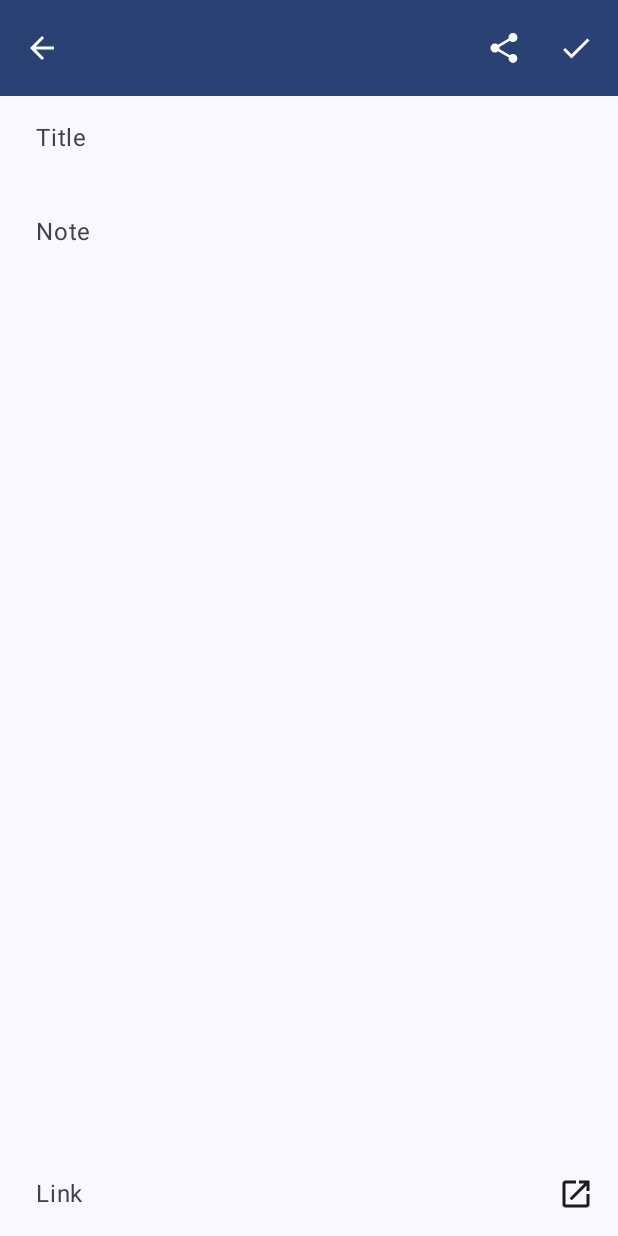
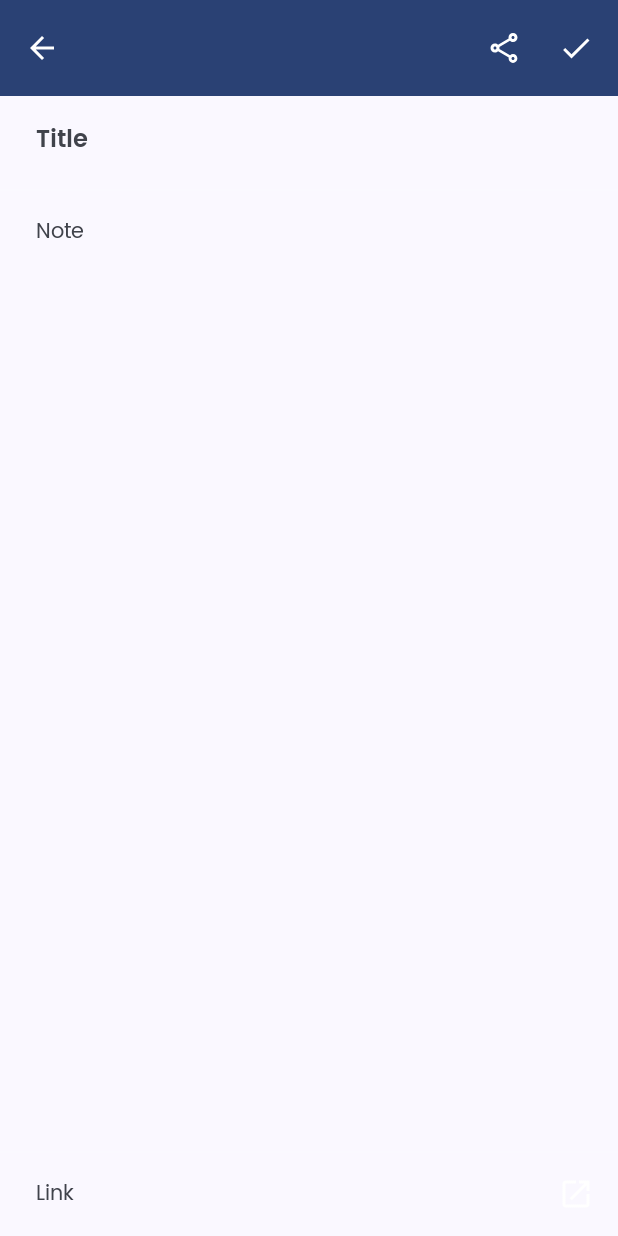
Before and after one commit to dnshariprasad/HNotes, an Android app built with Jetpack Compose: the CreateNoteScreen screen opened through its navigation route, on a phone screen of 412 x 824 dp. Run offline under Robolectric (Android 15) with nearby library versions, the phone set to English and light mode, and no system bars; our stand-ins replace Room's generated code, livedata-compose.

Commit message:
UI fixes

```diff
--- a/app/src/main/java/com/htrack/hnotes/ui/screen/CreateNoteScreen.kt
+++ b/app/src/main/java/com/htrack/hnotes/ui/screen/CreateNoteScreen.kt
@@ -18,10 +18,6 @@ import androidx.compose.foundation.rememberScrollState
 import androidx.compose.foundation.text.selection.LocalTextSelectionColors
 import androidx.compose.foundation.text.selection.TextSelectionColors
 import androidx.compose.foundation.verticalScroll
-import androidx.compose.material.icons.Icons
-import androidx.compose.material.icons.filled.Delete
-import androidx.compose.material.icons.filled.Done
-import androidx.compose.material.icons.filled.Share
 import androidx.compose.material3.Icon
 import androidx.compose.material3.IconButton
 import androidx.compose.material3.MaterialTheme
@@ -33,6 +29,7 @@ import androidx.compose.runtime.remember
 import androidx.compose.runtime.setValue
 import androidx.compose.ui.Alignment
 import androidx.compose.ui.Modifier
+import androidx.compose.ui.graphics.ColorFilter
 import androidx.compose.ui.layout.ContentScale
 import androidx.compose.ui.platform.LocalContext
 import androidx.compose.ui.res.painterResource
@@ -41,6 +38,9 @@ import androidx.compose.ui.unit.dp
 import androidx.navigation.NavHostController
 import com.htrack.hnotes.MainViewModel
 import com.htrack.hnotes.R
+import com.htrack.hnotes.isUrl
+import com.htrack.hnotes.shareTextIntent
+import com.htrack.hnotes.toActionViewIntent
 import com.htrack.hnotes.ui.screen.NoteTypes.NOTE_TYPE_LINK
 import com.htrack.hnotes.ui.theme.AlertDialog
 import com.htrack.hnotes.ui.theme.BackNavigationIcon
@@ -84,16 +84,15 @@ fun CreateNoteScreen(
                     navController.popBackStack()
                 },
                 shareClick = {
-                    val intent = Intent(Intent.ACTION_SEND)
-                    intent.setType("text/plain")
-                    intent.putExtra(Intent.EXTRA_TITLE, viewModel.shareNoteTitle())
-                    intent.putExtra(Intent.EXTRA_TEXT, viewModel.shareNoteText())
-                    context.startActivity(
-                        Intent.createChooser(
-                            intent,
-                            context.getString(R.string.share_note)
+                    val t = viewModel.shareNoteText()
+                    if (t.isNotEmpty()) {
+                        context.startActivity(
+                            Intent.createChooser(
+                                t.shareTextIntent(),
+                                context.getString(R.string.share_note)
+                            )
                         )
-                    );
+                    }
                 })
         }) { pv ->
         val openUrlLauncher =
@@ -116,7 +115,8 @@ fun CreateNoteScreen(
                     maxLines = 2,
                     text = viewModel.selectedNote.value.title ?: "",
                     hint = stringResource(R.string.enter_title_here),
-                    textStyle = MaterialTheme.typography.titleMedium
+                    textStyle = MaterialTheme.typography.titleMedium,
+                    textStyleHint = MaterialTheme.typography.titleMedium
                 ) { t ->
                     viewModel.onTitleChanged(t)
                 }
@@ -131,6 +131,7 @@ fun CreateNoteScreen(
                     text = viewModel.selectedNote.value.info ?: "",
                     hint = stringResource(R.string.enter_note_here),
                     textStyle = MaterialTheme.typography.bodyMedium,
+                    textStyleHint = MaterialTheme.typography.bodyMedium
                 ) { t ->
                     viewModel.onInfoChanged(t)
                 }
@@ -148,22 +149,25 @@ fun CreateNoteScreen(
                         text = viewModel.selectedNote.value.link ?: "",
                         hint = stringResource(R.string.enter_url_here),
                         maxLines = 3,
-                        textStyle = MaterialTheme.typography.bodyMedium
+                        textStyle = MaterialTheme.typography.bodyMedium,
+                        textStyleHint = MaterialTheme.typography.bodyMedium
                     ) { t ->
                         viewModel.onLinkChanged(t)
                     }
                     Image(
+                        colorFilter = ColorFilter.tint(color = MaterialTheme.colorScheme.onPrimary),
                         modifier = Modifier.clickable {
-                            if ((viewModel.selectedNote.value.link?.length ?: 0) > 0) {
-                                val intent =
-                                    Intent(
-                                        Intent.ACTION_VIEW,
-                                        Uri.parse(viewModel.selectedNote.value.link)
-                                    )
-                                openUrlLauncher.launch(intent)
+                            if ((viewModel.selectedNote.value.link?.length ?: 0) == 0
+                                || viewModel.selectedNote.value.link?.isUrl() == false
+                            ) {
+                                Toast.makeText(context, "Please enter title", Toast.LENGTH_SHORT)
+                                    .show()
+                                return@clickable
+                            }
+                            viewModel.selectedNote.value.link?.toActionViewIntent()?.let {
+                                openUrlLauncher.launch(it)
                             }
                         },
-                        contentScale = ContentScale.FillHeight,
                         painter = painterResource(R.drawable.outline_open_in_new_24),
                         contentDescription = stringResource(R.string.content_open_url)
                     )
@@ -190,21 +194,21 @@ fun CreateNoteScreenActions(
 ) {
     IconButton(onClick = { shareClick() }) {
         Icon(
-            imageVector = Icons.Default.Share,
+            painter = painterResource(R.drawable.outline_share_24),
             contentDescription = stringResource(R.string.content_description_share)
         )
     }
     if (showDelete) {
         IconButton(onClick = { deleteClick() }) {
             Icon(
-                imageVector = Icons.Default.Delete,
+                painter = painterResource(R.drawable.baseline_delete_outline_24),
                 contentDescription = stringResource(R.string.content_description_delete)
             )
         }
     }
     IconButton(onClick = { addClick() }) {
         Icon(
-            imageVector = Icons.Default.Done,
+            painter = painterResource(R.drawable.baseline_done_24),
             contentDescription = stringResource(R.string.content_description_done)
         )
     }
--- a/app/src/main/java/com/htrack/hnotes/ui/screen/ListScreens.kt
+++ b/app/src/main/java/com/htrack/hnotes/ui/screen/ListScreens.kt
@@ -6,7 +6,6 @@ import androidx.activity.compose.rememberLauncherForActivityResult
 import androidx.activity.result.contract.ActivityResultContracts
 import androidx.compose.foundation.BorderStroke
 import androidx.compose.foundation.Image
-import androidx.compose.foundation.background
 import androidx.compose.foundation.clickable
 import androidx.compose.foundation.layout.Column
 import androidx.compose.foundation.layout.PaddingValues
@@ -18,8 +17,6 @@ import androidx.compose.foundation.layout.wrapContentHeight
 import androidx.compose.foundation.lazy.LazyColumn
 import androidx.compose.foundation.lazy.items
 import androidx.compose.foundation.shape.RoundedCornerShape
-import androidx.compose.material.icons.Icons
-import androidx.compose.material.icons.filled.Add
 import androidx.compose.material3.Card
 import androidx.compose.material3.CardDefaults
 import androidx.compose.material3.Icon
@@ -73,7 +70,7 @@ fun NoteListScreenActions(navController: NavHostController, viewModel: MainViewM
         navController.navigate(SCREEN_CREATE_NOTE)
     }) {
         Icon(
-            imageVector = Icons.Default.Add,
+            painter = painterResource(R.drawable.baseline_add_24),
             contentDescription = stringResource(R.string.content_description_add)
         )
     }
@@ -187,7 +184,7 @@ fun NoteItem(
                     }
 
                 },
-                contentScale = ContentScale.FillHeight, painter = painterResource(
+                painter = painterResource(
                     when (item.type) {
                         NOTE_TYPE_LINK -> {
                             R.drawable.outline_open_in_new_24
@@ -201,7 +198,8 @@ fun NoteItem(
                             R.drawable.outline_notes_24
                         }
                     }
-                ), contentDescription = stringResource(R.string.content_open_url)
+                ),
+                contentDescription = stringResource(R.string.content_open_url)
             )
         }
     }
--- a/app/src/main/java/com/htrack/hnotes/ui/theme/AppView.kt
+++ b/app/src/main/java/com/htrack/hnotes/ui/theme/AppView.kt
@@ -7,8 +7,6 @@ import androidx.compose.foundation.layout.fillMaxSize
 import androidx.compose.foundation.layout.fillMaxWidth
 import androidx.compose.foundation.layout.padding
 import androidx.compose.foundation.shape.RoundedCornerShape
-import androidx.compose.foundation.text.selection.LocalTextSelectionColors
-import androidx.compose.foundation.text.selection.TextSelectionColors
 import androidx.compose.material.icons.Icons
 import androidx.compose.material.icons.automirrored.filled.ArrowBack
 import androidx.compose.material3.AlertDialog
@@ -27,13 +25,14 @@ import androidx.compose.material3.TextField
 import androidx.compose.material3.TextFieldDefaults
 import androidx.compose.material3.TopAppBarDefaults
 import androidx.compose.runtime.Composable
-import androidx.compose.runtime.CompositionLocalProvider
 import androidx.compose.ui.Modifier
 import androidx.compose.ui.draw.clip
 import androidx.compose.ui.graphics.Color
+import androidx.compose.ui.res.painterResource
 import androidx.compose.ui.text.TextStyle
 import androidx.compose.ui.unit.dp
 import androidx.compose.ui.unit.sp
+import com.htrack.hnotes.R
 
 @OptIn(ExperimentalMaterial3Api::class)
 @Composable
@@ -80,7 +79,7 @@ fun ScreenCore(
 fun BackNavigationIcon(backNavigationAction: () -> Unit) {
     IconButton(onClick = backNavigationAction) {
         Icon(
-            imageVector = Icons.AutoMirrored.Filled.ArrowBack,
+            painter = painterResource(R.drawable.baseline_arrow_back_24),
             contentDescription = "Go back"
         )
     }
@@ -102,6 +101,7 @@ fun HTextField(
     hint: String = "",
     maxLines: Int = Int.MAX_VALUE,
     textStyle: TextStyle = TextStyle.Default,
+    textStyleHint: TextStyle = TextStyle.Default,
     onValueChange: (String?) -> Unit
 ) {
     TextField(
@@ -109,7 +109,7 @@ fun HTextField(
         maxLines = maxLines,
         value = text,
         onValueChange = onValueChange,
-        placeholder = { Text(hint) },
+        placeholder = { Text(text = hint, style = textStyleHint) },
         colors = TextFieldDefaults.colors(
             cursorColor = MaterialTheme.colorScheme.onPrimary,
             disabledTextColor = MaterialTheme.colorScheme.onPrimary,
--- a/app/src/main/java/com/htrack/hnotes/ui/theme/Type.kt
+++ b/app/src/main/java/com/htrack/hnotes/ui/theme/Type.kt
@@ -4,7 +4,6 @@ import androidx.compose.material3.Typography
 import androidx.compose.ui.text.TextStyle
 import androidx.compose.ui.text.font.Font
 import androidx.compose.ui.text.font.FontFamily
-import androidx.compose.ui.text.font.FontWeight
 import androidx.compose.ui.unit.sp
 import com.htrack.hnotes.R
 
@@ -12,7 +11,7 @@ import com.htrack.hnotes.R
 val Typography = Typography(
     titleLarge = TextStyle(
         fontFamily = FontFamily(Font(R.font.poppins_semibold)),
-        fontSize = 18.sp,
+        fontSize = 18.sp
     ),
     titleMedium = TextStyle(
         fontFamily = FontFamily(Font(R.font.poppins_semibold)),
--- /dev/null
+++ b/app/src/main/res/drawable/baseline_add_24.xml
@@ -0,0 +1,12 @@
+<vector xmlns:android="http://schemas.android.com/apk/res/android"
+    android:width="24dp"
+    android:height="24dp"
+    android:tint="#1C1C1C"
+    android:viewportWidth="24"
+    android:viewportHeight="24">
+
+    <path
+        android:fillColor="@android:color/white"
+        android:pathData="M19,13h-6v6h-2v-6H5v-2h6V5h2v6h6v2z" />
+
+</vector>
--- /dev/null
+++ b/app/src/main/res/drawable/baseline_arrow_back_24.xml
@@ -0,0 +1,13 @@
+<vector xmlns:android="http://schemas.android.com/apk/res/android"
+    android:width="24dp"
+    android:height="24dp"
+    android:autoMirrored="true"
+    android:tint="#1C1C1C"
+    android:viewportWidth="24"
+    android:viewportHeight="24">
+
+    <path
+        android:fillColor="@android:color/white"
+        android:pathData="M20,11H7.83l5.59,-5.59L12,4l-8,8 8,8 1.41,-1.41L7.83,13H20v-2z" />
+
+</vector>
--- /dev/null
+++ b/app/src/main/res/drawable/baseline_delete_outline_24.xml
@@ -0,0 +1,12 @@
+<vector xmlns:android="http://schemas.android.com/apk/res/android"
+    android:width="24dp"
+    android:height="24dp"
+    android:tint="#1C1C1C"
+    android:viewportWidth="24"
+    android:viewportHeight="24">
+
+    <path
+        android:fillColor="@android:color/white"
+        android:pathData="M6,19c0,1.1 0.9,2 2,2h8c1.1,0 2,-0.9 2,-2L18,7L6,7v12zM8,9h8v10L8,19L8,9zM15.5,4l-1,-1h-5l-1,1L5,4v2h14L19,4z" />
+
+</vector>
--- /dev/null
+++ b/app/src/main/res/drawable/baseline_done_24.xml
@@ -0,0 +1,12 @@
+<vector xmlns:android="http://schemas.android.com/apk/res/android"
+    android:width="24dp"
+    android:height="24dp"
+    android:tint="#1C1C1C"
+    android:viewportWidth="24"
+    android:viewportHeight="24">
+
+    <path
+        android:fillColor="@android:color/white"
+        android:pathData="M9,16.2L4.8,12l-1.4,1.4L9,19 21,7l-1.4,-1.4L9,16.2z" />
+
+</vector>
```
Also changed, not shown: app/src/main/java/com/htrack/hnotes/Ext.kt (+14 -0 lines), app/src/main/java/com/htrack/hnotes/MainViewModel.kt (+5 -4 lines).
